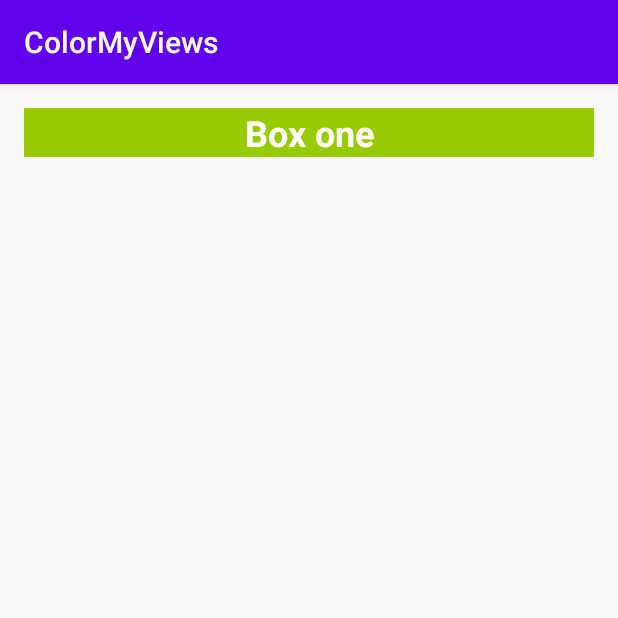
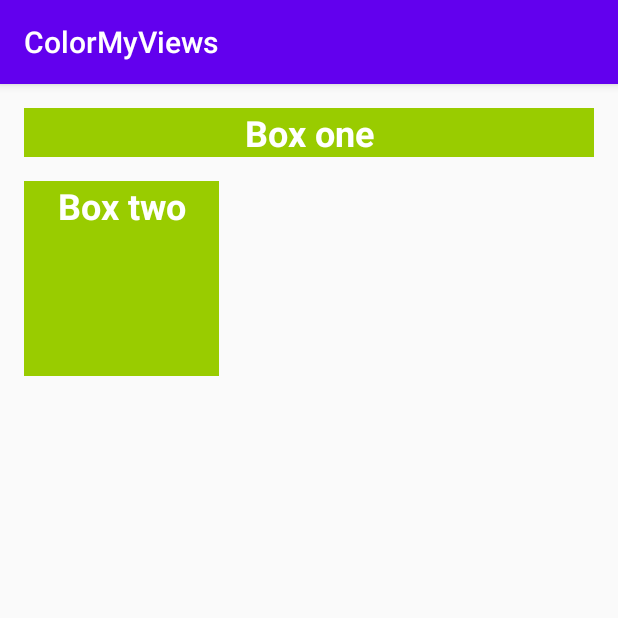
Before and after one commit to lukelima/udacity-color-my-views, an Android app: the screen it shows after launch (MainActivity), on a phone screen of 412 x 824 dp, the top half of it. Run offline under Robolectric (Android 15) with nearby library versions, the phone set to English and light mode, and no system bars; Roboto replaces fonts that are not available here.

Commit message:
add box two -- lessons 24 to 27

```diff
--- a/app/src/main/res/layout/activity_main.xml
+++ b/app/src/main/res/layout/activity_main.xml
@@ -20,4 +20,16 @@
         app:layout_constraintStart_toStartOf="parent"
         app:layout_constraintTop_toTopOf="parent"
         tools:ignore="TextContrastCheck" />
+
+    <TextView
+        android:id="@+id/box_two_text"
+        style="@style/WhiteBox"
+        android:layout_width="130dp"
+        android:layout_height="130dp"
+        android:layout_marginStart="16dp"
+        android:layout_marginTop="16dp"
+        android:text="@string/box_two_text"
+        app:layout_constraintStart_toStartOf="parent"
+        app:layout_constraintTop_toBottomOf="@+id/textView"
+        tools:ignore="TextContrastCheck" />
 </android.support.constraint.ConstraintLayout>
```
Also changed, not shown: app/src/main/res/values/strings.xml (+7 -0 lines).
